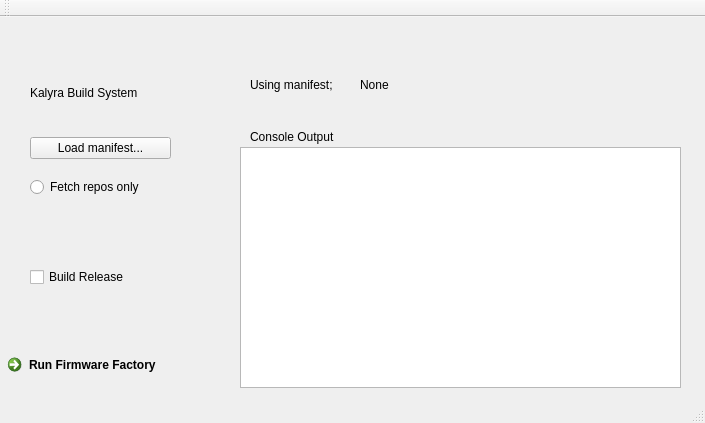
Before: the Qt Designer form qt/mainwindow.ui in bjornos/kalyra, drawn with Qt 5.
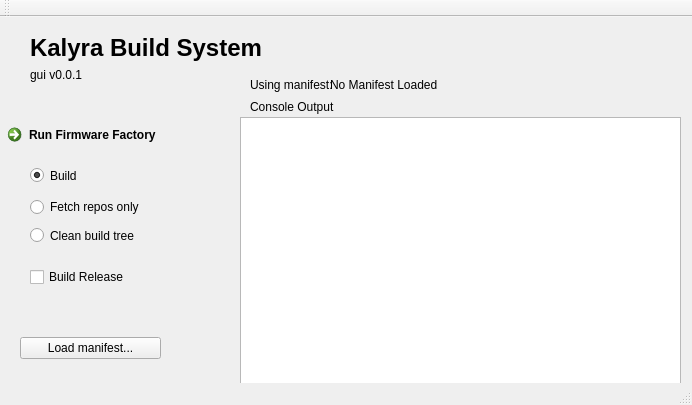
After: the same form once the commit is applied.

```diff
--- a/qt/mainwindow.ui
+++ b/qt/mainwindow.ui
@@ -6,8 +6,8 @@
    <rect>
     <x>0</x>
     <y>0</y>
-    <width>705</width>
-    <height>423</height>
+    <width>692</width>
+    <height>405</height>
    </rect>
   </property>
   <property name="windowTitle">
@@ -17,8 +17,8 @@
    <widget class="QPushButton" name="pushButton">
     <property name="geometry">
      <rect>
-      <x>30</x>
-      <y>120</y>
+      <x>20</x>
+      <y>320</y>
       <width>141</width>
       <height>22</height>
      </rect>
@@ -44,7 +44,7 @@
     <property name="geometry">
      <rect>
       <x>30</x>
-      <y>160</y>
+      <y>180</y>
       <width>161</width>
       <height>20</height>
      </rect>
@@ -57,7 +57,7 @@
     <property name="geometry">
      <rect>
       <x>0</x>
-      <y>330</y>
+      <y>100</y>
       <width>231</width>
       <height>41</height>
      </rect>
@@ -70,17 +70,20 @@
     <property name="geometry">
      <rect>
       <x>240</x>
-      <y>130</y>
+      <y>100</y>
       <width>441</width>
-      <height>241</height>
+      <height>271</height>
      </rect>
     </property>
+    <property name="sizeAdjustPolicy">
+     <enum>QAbstractScrollArea::AdjustToContents</enum>
+    </property>
    </widget>
    <widget class="QLabel" name="txtConsoleOut">
     <property name="geometry">
      <rect>
       <x>250</x>
-      <y>110</y>
+      <y>80</y>
       <width>131</width>
       <height>20</height>
      </rect>
@@ -93,11 +96,18 @@
     <property name="geometry">
      <rect>
       <x>30</x>
-      <y>60</y>
-      <width>161</width>
-      <height>31</height>
+      <y>10</y>
+      <width>281</width>
+      <height>41</height>
      </rect>
     </property>
+    <property name="font">
+     <font>
+      <pointsize>18</pointsize>
+      <weight>75</weight>
+      <bold>true</bold>
+     </font>
+    </property>
     <property name="text">
      <string>Kalyra Build System</string>
     </property>
@@ -112,20 +122,62 @@
      </rect>
     </property>
     <property name="text">
-     <string>Using manifest;</string>
+     <string>Using manifest:</string>
     </property>
    </widget>
    <widget class="QLabel" name="txtCurrManifest">
     <property name="geometry">
      <rect>
-      <x>360</x>
+      <x>330</x>
       <y>60</y>
       <width>271</width>
       <height>16</height>
      </rect>
     </property>
     <property name="text">
-     <string>None</string>
+     <string>No Manifest Loaded</string>
+    </property>
+   </widget>
+   <widget class="QRadioButton" name="optClean">
+    <property name="geometry">
+     <rect>
+      <x>30</x>
+      <y>210</y>
+      <width>131</width>
+      <height>17</height>
+     </rect>
+    </property>
+    <property name="text">
+     <string>Clean build tree</string>
+    </property>
+   </widget>
+   <widget class="QRadioButton" name="optBuild">
+    <property name="geometry">
+     <rect>
+      <x>30</x>
+      <y>150</y>
+      <width>141</width>
+      <height>17</height>
+     </rect>
+    </property>
+    <property name="text">
+     <string>Build</string>
+    </property>
+    <property name="checked">
+     <bool>true</bool>
+    </property>
+   </widget>
+   <widget class="QLabel" name="txtVersion">
+    <property name="geometry">
+     <rect>
+      <x>30</x>
+      <y>50</y>
+      <width>71</width>
+      <height>16</height>
+     </rect>
+    </property>
+    <property name="text">
+     <string>gui v0.0.1</string>
     </property>
    </widget>
   </widget>
```
Left out of the diff: 4 changed lines with no effect on the pictures.
